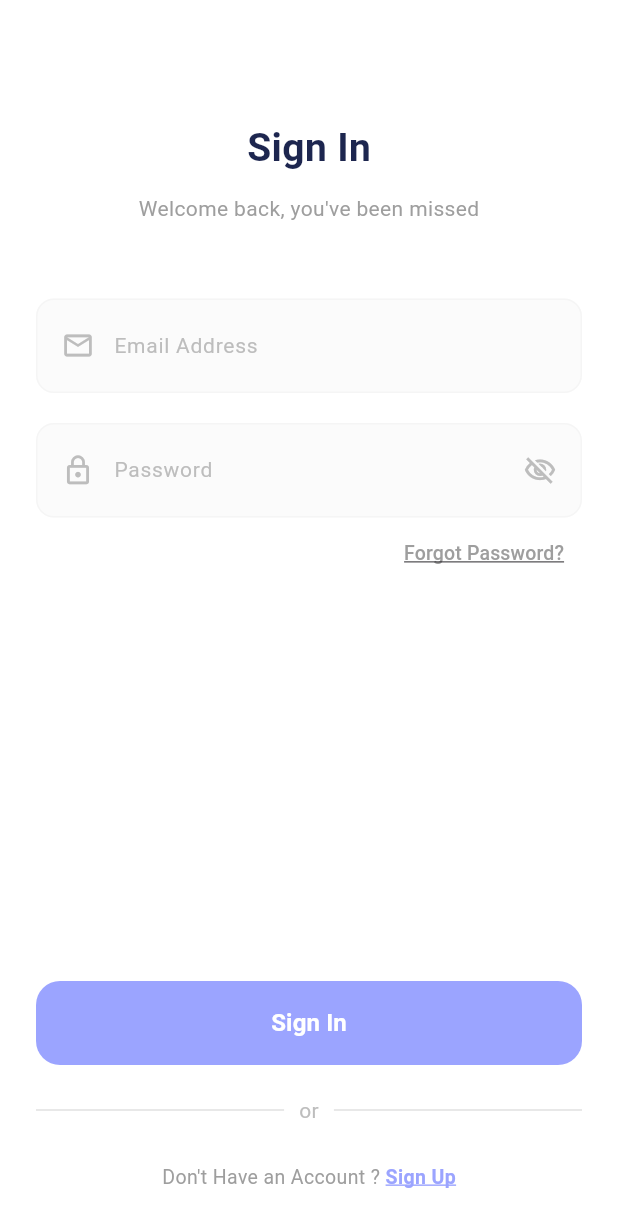
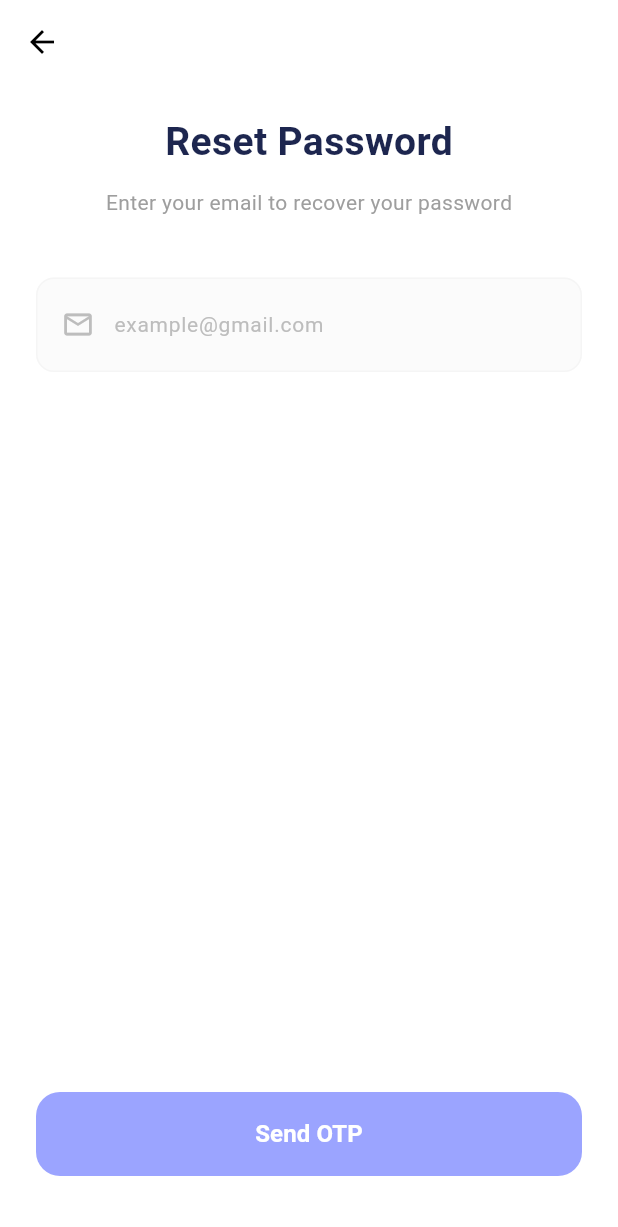
Before and after one commit to Adham167/Planova, a Flutter app: the SignInScreen screen opened directly, after a tap on "Forgot Password?", on a phone screen of 412 x 824 dp. Shown: the top 1227 px of the screen. Run offline on Flutter 3.47's test engine with Material 3 defaults, Android fonts, the phone set to English and light mode, and no system bars.

Commit message:
add reset, verify, and change password screens

```diff
--- /dev/null
+++ b/lib/features/auth/screens/reset_password_screen.dart
@@ -0,0 +1,41 @@
+import 'package:flutter/material.dart';
+import '../widgets/custom_text_field.dart';
+import '../widgets/auth_button.dart';
+import '../screens/verify_code_screen.dart';
+
+
+class ResetPasswordScreen extends StatelessWidget {
+  const ResetPasswordScreen({super.key});
+
+  @override
+  Widget build(BuildContext context) {
+    return Scaffold(
+      backgroundColor: Colors.white,
+      appBar: AppBar(backgroundColor: Colors.white, elevation: 0, iconTheme: const IconThemeData(color: Colors.black)),
+      body: Padding(
+        padding: const EdgeInsets.symmetric(horizontal: 24.0),
+        child: Column(
+          children: [
+            const SizedBox(height: 20),
+            const Text("Reset Password", style: TextStyle(fontSize: 26, fontWeight: FontWeight.bold, color: Color(0xFF1D264F))),
+            const SizedBox(height: 12),
+            const Text("Enter your email to recover your password", style: TextStyle(fontSize: 14, color: Colors.grey)),
+            const SizedBox(height: 40),
+            const CustomAuthField(hint: "example@gmail.com", icon: Icons.email_outlined),
+            const Spacer(),
+            AuthButton(
+              text: "Send OTP",
+              onPressed: () {
+                Navigator.push(
+                  context,
+                  MaterialPageRoute(builder: (context) => const VerifyCodeScreen()),
+                );
+              },
+            ),
+            const SizedBox(height: 40),
+          ],
+        ),
+      ),
+    );
+  }
+}
--- a/lib/features/auth/screens/sign_in_screen.dart
+++ b/lib/features/auth/screens/sign_in_screen.dart
@@ -2,6 +2,7 @@ import 'package:flutter/material.dart';
 import '../widgets/custom_text_field.dart';
 import '../widgets/auth_button.dart';
 import '../screens/sign_up_screen.dart';
+import '../screens/reset_password_screen.dart';
 
 class SignInScreen extends StatelessWidget {
   const SignInScreen({super.key});
@@ -32,8 +33,20 @@ class SignInScreen extends StatelessWidget {
               Align(
                 alignment: Alignment.centerRight,
                 child: TextButton(
-                  onPressed: () {},
-                  child: const Text("Forgot Password?", style: TextStyle(color: Colors.grey, fontSize: 13, decoration: TextDecoration.underline)),
+                  onPressed: () {
+                    Navigator.push(
+                      context,
+                      MaterialPageRoute(builder: (context) => const ResetPasswordScreen()),
+                    );
+                  },
+                  child: const Text(
+                    "Forgot Password?",
+                    style: TextStyle(
+                      color: Colors.grey,
+                      fontSize: 13,
+                      decoration: TextDecoration.underline,
+                    ),
+                  ),
                 ),
               ),
 
```
Also changed, not shown: lib/features/auth/screens/change_password_screen.dart (added, +53 -0 lines), lib/features/auth/screens/verify_code_screen.dart (added, +84 -0 lines).
